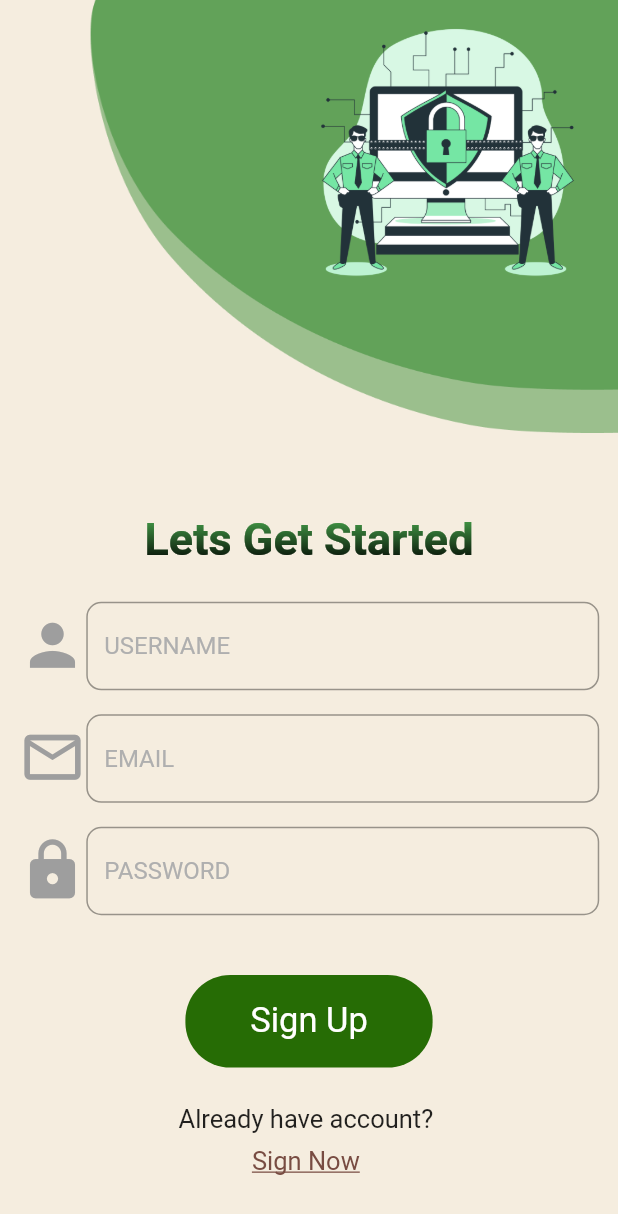
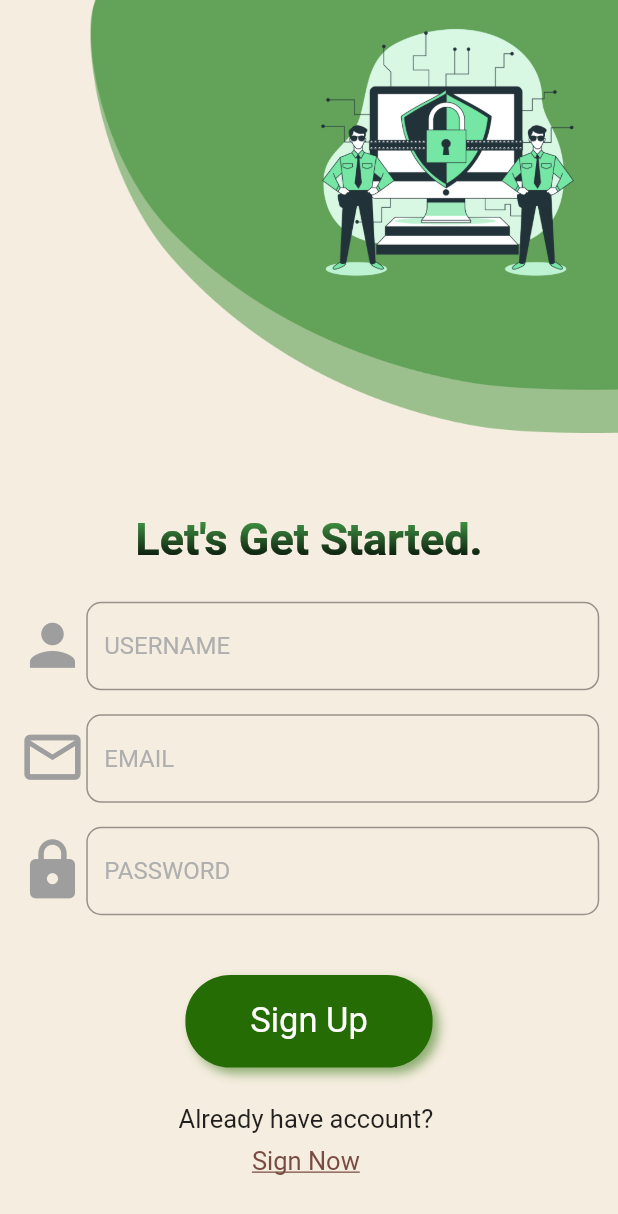
Before and after one commit to manas1410/Meraki, a Flutter app: the screen it shows after launch, after a tap on "LOGIN", after a tap on "Register Now", on a phone screen of 412 x 824 dp. Shown: the top 1214 px of the screen. Run offline on Flutter 3.47's test engine with Material 2 defaults, Android fonts, the phone set to English and light mode, and no system bars; drawn by our look-alikes of simple_gradient_text; our stand-ins replace avatar_glow, cloud_firestore, firebase_auth, firebase_core, shared_preferences, speech_to_text; missing offline and left inert: animated_button, highlight_text, translator; accounts and stored records are empty; Roboto replaces fonts that are missing (Montserrat).

Commit message:
Login and Signup button work done

```diff
--- a/lib/Screens/login_screen.dart
+++ b/lib/Screens/login_screen.dart
@@ -277,13 +277,13 @@ class _SignInState extends State<SignIn> {
                     borderRadius: BorderRadius.circular(30),
                     boxShadow: [
                       BoxShadow(
-                        color: Color.fromRGBO(38, 10, 5, 1).withOpacity(0.5),
+                        color: Color.fromRGBO(38, 108, 5, 1).withOpacity(0.5),
                         offset: const Offset(
-                          5.0,
-                          5.0,
+                          4.0,
+                          4.0,
                         ),
-                        blurRadius: 10.0,
-                        spreadRadius: 2.0,
+                        blurRadius: 5.0,
+
                       ), //BoxShadow
                       //BoxShadow
                     ],
--- a/lib/Screens/signup.dart
+++ b/lib/Screens/signup.dart
@@ -114,7 +114,7 @@ class _SignUpState extends State<SignUp> {
                         child: Container(
                           padding: EdgeInsets.symmetric(horizontal: 16, vertical: 8),
                           child: GradientText(
-                            'Lets Get Started',
+                            "Let's Get Started.",
                             style: TextStyle(
                                 fontSize: 30.0,
                                 fontWeight: FontWeight.w600
@@ -281,6 +281,18 @@ class _SignUpState extends State<SignUp> {
                     decoration: BoxDecoration(
                       color: Color.fromRGBO(38, 108, 5, 1),
                       borderRadius: BorderRadius.circular(30),
+                      boxShadow: [
+                        BoxShadow(
+                          color: Color.fromRGBO(38, 108, 5, 1).withOpacity(0.5),
+                          offset: const Offset(
+                            4.0,
+                            4.0,
+                          ),
+                          blurRadius: 5.0,
+
+                        ), //BoxShadow
+                        //BoxShadow
+                      ],
                     ),
                     child: Text("Sign Up",
                         style: TextStyle(
@@ -288,6 +300,7 @@ class _SignUpState extends State<SignUp> {
                           fontFamily: 'Montserrat',
                           fontSize: 23,
                         )),
+
                   ),
                 ),
                 SizedBox(
```
